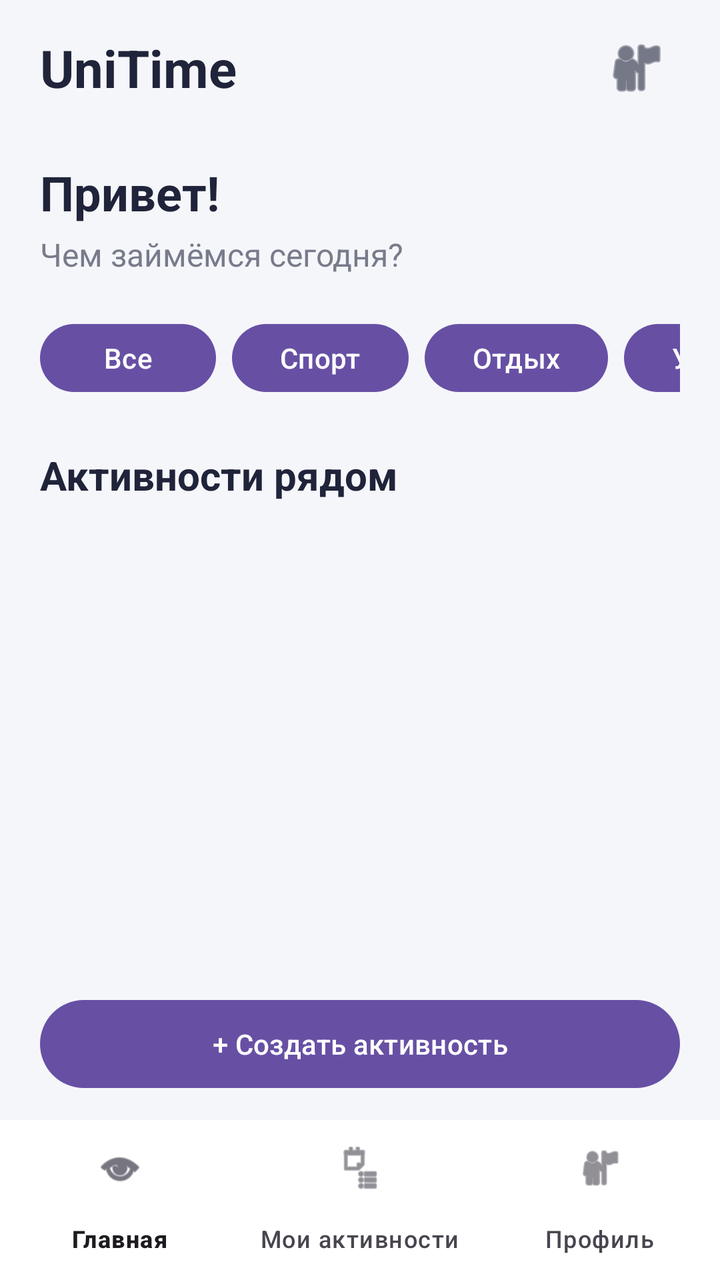
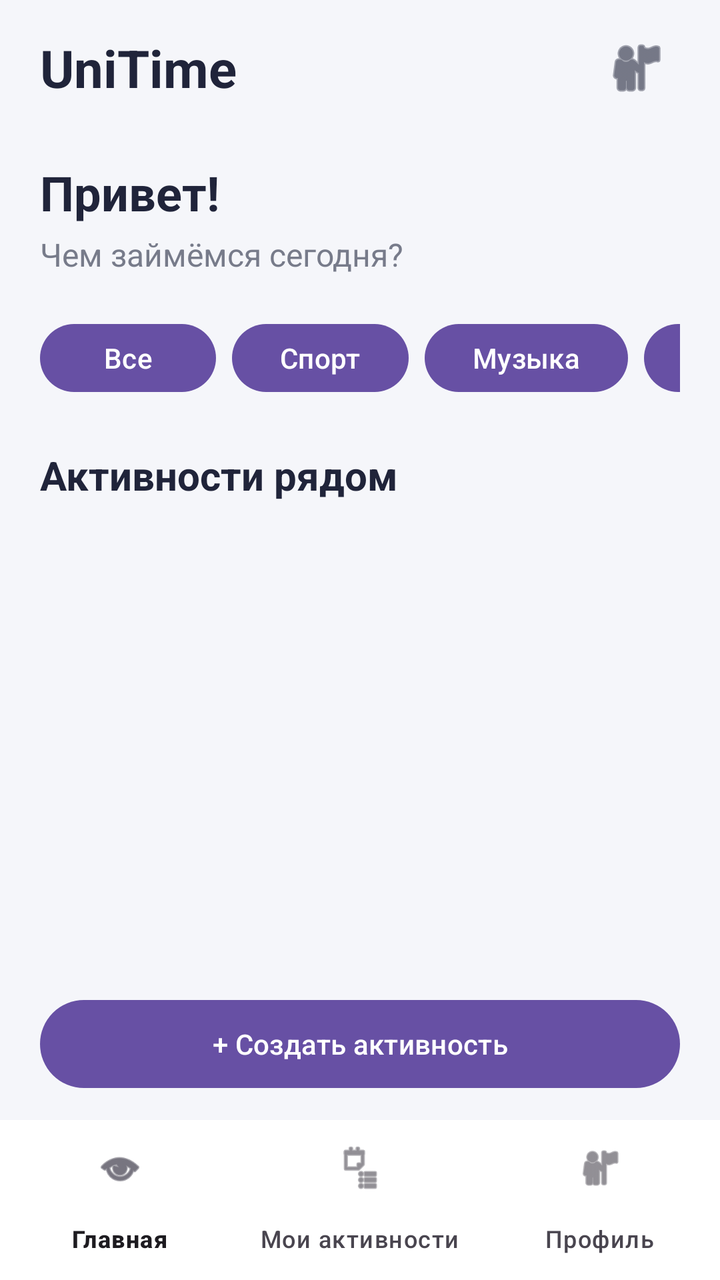

Compare the two renders of this Android layout. The source of the first and the diff that turns it into the second are given below.
<!-- AndroidManifest.xml: application theme Theme.UniTime -->
<!-- res/layout/activity_main.xml -->
<?xml version="1.0" encoding="utf-8"?>
<androidx.constraintlayout.widget.ConstraintLayout
    xmlns:android="http://schemas.android.com/apk/res/android"
    xmlns:app="http://schemas.android.com/apk/res-auto"
    android:layout_width="match_parent"
    android:layout_height="match_parent"
    android:background="#F5F6FA">

    
    <LinearLayout
        android:id="@+id/topPanel"
        android:layout_width="match_parent"
        android:layout_height="wrap_content"
        android:gravity="center_vertical"
        android:orientation="horizontal"
        android:paddingStart="20dp"
        android:paddingEnd="20dp"
        android:paddingTop="12dp"
        android:paddingBottom="8dp"
        app:layout_constraintTop_toTopOf="parent">

        <TextView
            android:layout_width="0dp"
            android:layout_height="wrap_content"
            android:layout_weight="1"
            android:text="UniTime"
            android:textColor="#20243A"
            android:textSize="26sp"
            android:textStyle="bold" />

        <ImageButton
            android:id="@+id/profileButton"
            android:layout_width="44dp"
            android:layout_height="44dp"
            android:background="?attr/selectableItemBackgroundBorderless"
            android:contentDescription="Профиль"
            android:src="@android:drawable/ic_menu_myplaces"
            app:tint="#20243A" />

    </LinearLayout>

    
    <LinearLayout
        android:id="@+id/greetingPanel"
        android:layout_width="match_parent"
        android:layout_height="wrap_content"
        android:orientation="vertical"
        android:paddingStart="20dp"
        android:paddingEnd="20dp"
        android:layout_marginTop="16dp"
        app:layout_constraintTop_toBottomOf="@id/topPanel">

        <TextView
            android:layout_width="match_parent"
            android:layout_height="wrap_content"
            android:text="Привет!"
            android:textColor="#20243A"
            android:textSize="24sp"
            android:textStyle="bold" />

        <TextView
            android:layout_width="match_parent"
            android:layout_height="wrap_content"
            android:layout_marginTop="4dp"
            android:text="Чем займёмся сегодня?"
            android:textColor="#777B8A"
            android:textSize="16sp" />

    </LinearLayout>

    
    <HorizontalScrollView
        android:id="@+id/categoryScroll"
        android:layout_width="match_parent"
        android:layout_height="wrap_content"
        android:layout_marginTop="20dp"
        android:paddingStart="20dp"
        android:paddingEnd="20dp"
        android:scrollbars="none"
        app:layout_constraintTop_toBottomOf="@id/greetingPanel">

        <LinearLayout
            android:layout_width="wrap_content"
            android:layout_height="wrap_content"
            android:orientation="horizontal">

            <Button
                android:id="@+id/categoryAll"
                android:layout_width="wrap_content"
                android:layout_height="42dp"
                android:text="Все" />

            <Button
                android:id="@+id/categorySport"
                android:layout_width="wrap_content"
                android:layout_height="42dp"
                android:layout_marginStart="8dp"
                android:text="Спорт" />

            <Button
                android:id="@+id/categoryLeisure"
                android:layout_width="wrap_content"
                android:layout_height="42dp"
                android:layout_marginStart="8dp"
                android:text="Отдых" />

            <Button
                android:id="@+id/categoryStudy"
                android:layout_width="wrap_content"
                android:layout_height="42dp"
                android:layout_marginStart="8dp"
                android:text="Учёба" />

        </LinearLayout>
    </HorizontalScrollView>

    
    <TextView
        android:id="@+id/activitiesTitle"
        android:layout_width="match_parent"
        android:layout_height="wrap_content"
        android:layout_marginTop="24dp"
        android:paddingStart="20dp"
        android:paddingEnd="20dp"
        android:text="Активности рядом"
        android:textColor="#20243A"
        android:textSize="20sp"
        android:textStyle="bold"
        app:layout_constraintTop_toBottomOf="@id/categoryScroll" />

    
    <androidx.recyclerview.widget.RecyclerView
        android:id="@+id/activitiesRecyclerView"
        android:layout_width="match_parent"
        android:layout_height="0dp"
        android:clipToPadding="false"
        android:paddingStart="20dp"
        android:paddingEnd="20dp"
        android:paddingTop="12dp"
        android:paddingBottom="12dp"
        app:layout_constraintTop_toBottomOf="@id/activitiesTitle"
        app:layout_constraintBottom_toTopOf="@id/createActivityButton" />

    
    <LinearLayout
        android:id="@+id/emptyView"
        android:layout_width="match_parent"
        android:layout_height="0dp"
        android:gravity="center"
        android:orientation="vertical"
        android:padding="24dp"
        android:visibility="gone"
        app:layout_constraintTop_toTopOf="@id/activitiesRecyclerView"
        app:layout_constraintBottom_toBottomOf="@id/activitiesRecyclerView">

        <TextView
            android:layout_width="wrap_content"
            android:layout_height="wrap_content"
            android:text="Пока здесь пусто"
            android:textColor="#20243A"
            android:textSize="18sp"
            android:textStyle="bold" />

        <TextView
            android:layout_width="wrap_content"
            android:layout_height="wrap_content"
            android:layout_marginTop="8dp"
            android:text="Будь первым, кто создаст активность!"
            android:textColor="#777B8A"
            android:textSize="14sp"
            android:gravity="center" />

    </LinearLayout>

    
    <Button
        android:id="@+id/createActivityButton"
        android:layout_width="match_parent"
        android:layout_height="52dp"
        android:layout_marginStart="20dp"
        android:layout_marginEnd="20dp"
        android:layout_marginBottom="12dp"
        android:text="+ Создать активность"
        app:layout_constraintBottom_toTopOf="@id/bottomNavigation" />

    
    <com.google.android.material.bottomnavigation.BottomNavigationView
        android:id="@+id/bottomNavigation"
        android:layout_width="match_parent"
        android:layout_height="wrap_content"
        android:background="#FFFFFF"
        app:menu="@menu/bottom_navigation_menu"
        app:layout_constraintBottom_toBottomOf="parent" />

</androidx.constraintlayout.widget.ConstraintLayout>
<!-- resources referenced by this layout -->
<resources>
  <style name="Theme.UniTime" parent="Base.Theme.UniTime" />
  <style name="Base.Theme.UniTime" parent="Theme.Material3.DayNight.NoActionBar">
          
          
      </style>
</resources>

<!-- the commit's change to res/layout/activity_main.xml (unified diff, before → after) -->
@@ -98,11 +98,11 @@
                 android:text="Спорт" />
 
             <Button
-                android:id="@+id/categoryLeisure"
-                android:layout_width="wrap_content"
-                android:layout_height="42dp"
-                android:layout_marginStart="8dp"
-                android:text="Отдых" />
+                android:id="@+id/categoryMusic"
+                android:layout_width="wrap_content"
+                android:layout_height="42dp"
+                android:layout_marginStart="8dp"
+                android:text="Музыка" />
 
             <Button
                 android:id="@+id/categoryStudy"
@@ -110,6 +110,41 @@
                 android:layout_height="42dp"
                 android:layout_marginStart="8dp"
                 android:text="Учёба" />
+
+            <Button
+                android:id="@+id/categoryFood"
+                android:layout_width="wrap_content"
+                android:layout_height="42dp"
+                android:layout_marginStart="8dp"
+                android:text="Еда" />
+
+            <Button
+                android:id="@+id/categoryGaming"
+                android:layout_width="wrap_content"
+                android:layout_height="42dp"
+                android:layout_marginStart="8dp"
+                android:text="Игры" />
+
+            <Button
+                android:id="@+id/categoryArt"
+                android:layout_width="wrap_content"
+                android:layout_height="42dp"
+                android:layout_marginStart="8dp"
+                android:text="Искусство" />
+
+            <Button
+                android:id="@+id/categoryVolunteering"
+                android:layout_width="wrap_content"
+                android:layout_height="42dp"
+                android:layout_marginStart="8dp"
+                android:text="Волонтёрство" />
+
+            <Button
+                android:id="@+id/categoryOther"
+                android:layout_width="wrap_content"
+                android:layout_height="42dp"
+                android:layout_marginStart="8dp"
+                android:text="Другое" />
 
         </LinearLayout>
     </HorizontalScrollView>
